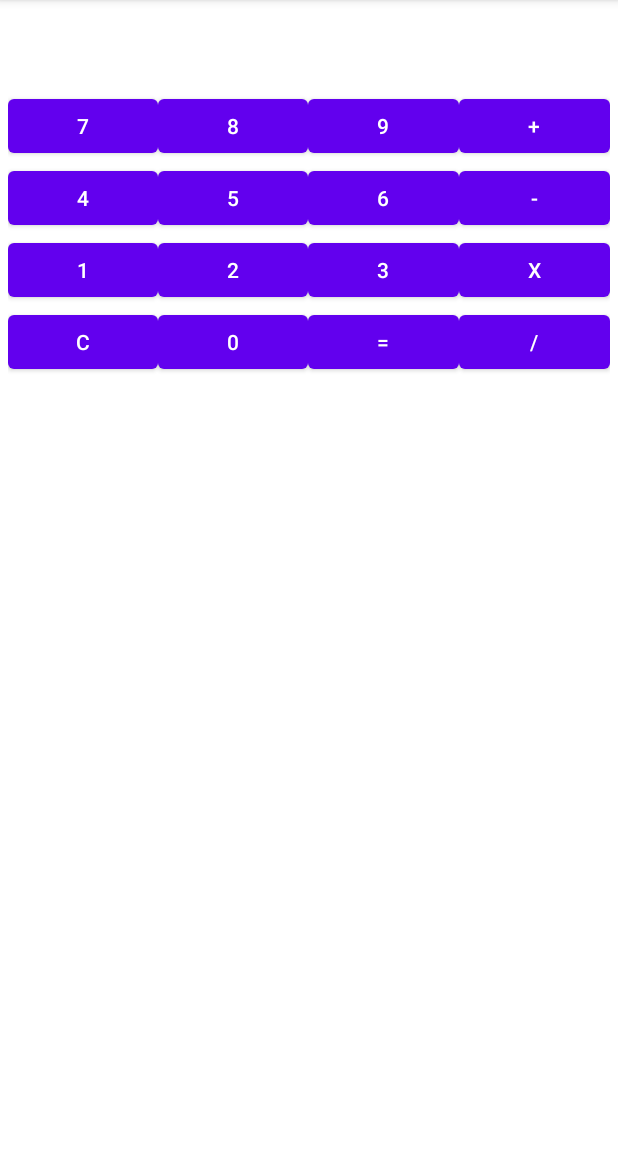
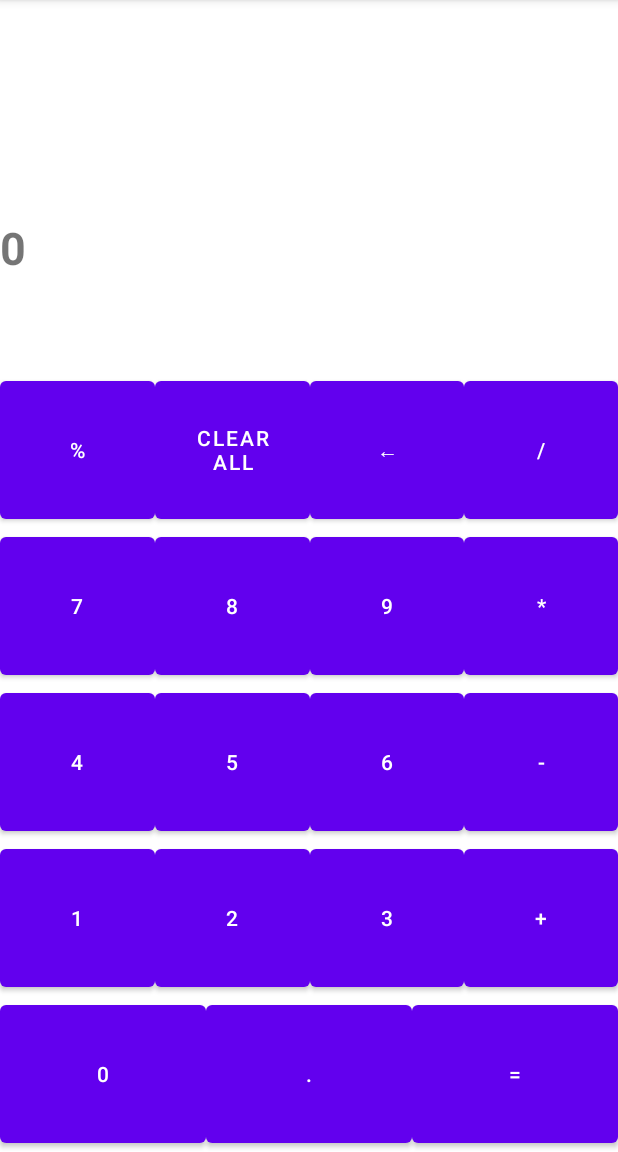
Before and after one commit to Kuugang/CSIT284, an Android app: the CalculatorActivity screen opened directly, with no data from a screen before it, on a phone screen of 412 x 824 dp, the part 84-1236 px from its top. Run offline under Robolectric (Android 15) with nearby library versions, the phone set to English and light mode, and no system bars; Roboto replaces fonts that are not available here.

Commit message:
calculator

```diff
--- a/app/src/main/java/com/example/androidprojectcollection/CalculatorActivity.java
+++ b/app/src/main/java/com/example/androidprojectcollection/CalculatorActivity.java
@@ -6,16 +6,13 @@ import android.os.Bundle;
 import android.view.View;
 import android.widget.Button;
 import android.widget.TextView;
+import android.widget.Toast;
 
 import java.util.ArrayList;
+import java.util.Stack;
 
 public class CalculatorActivity extends AppCompatActivity {
-
     int i;
-    float value1 = 0;
-    float value2 = 0;
-
-
     ArrayList<Button> numbers = new ArrayList<>();
     ArrayList<Button> operations = new ArrayList<>();
 
@@ -28,28 +25,32 @@ public class CalculatorActivity extends AppCompatActivity {
 
 
     public void calculate(){
-        Button clearBtn =  (Button) findViewById(R.id.clearBtn);
-        Button equalBtn =  (Button) findViewById(R.id.equalBtn);
-        TextView result =  (TextView) findViewById(R.id.resultText);
-        value1 = 0;
-        value2 = 0;
-        result.setText("");
+        Button clearBtn =  (Button) findViewById(R.id.btnClearAll);
+        Button equalBtn =  (Button) findViewById(R.id.btnEqual);
+        Button removeBtn =  (Button) findViewById(R.id.btnRemove);
+        Button pointBtn =  (Button) findViewById(R.id.btnPoint);
+        TextView resultText =  (TextView) findViewById(R.id.txtResult);
+        TextView expressionText =  (TextView) findViewById(R.id.txtExpression);
 
-        numbers.add( (Button) findViewById(R.id.zeroBtn));
-        numbers.add( (Button) findViewById(R.id.oneBtn));
-        numbers.add( (Button) findViewById(R.id.twoBtn));
-        numbers.add( (Button) findViewById(R.id.threeBtn));
-        numbers.add( (Button) findViewById(R.id.fourBtn));
-        numbers.add( (Button) findViewById(R.id.fiveBtn));
-        numbers.add( (Button) findViewById(R.id.sixBtn));
-        numbers.add( (Button) findViewById(R.id.sevenBtn));
-        numbers.add( (Button) findViewById(R.id.eighthBtn));
-        numbers.add( (Button) findViewById(R.id.nineBtn));
+        float value1 = 0;
+        float value2 = 0;
 
-        operations.add((Button) findViewById(R.id.plusBtn));
-        operations.add((Button) findViewById(R.id.minusBtn));
-        operations.add((Button) findViewById(R.id.multiplyBtn));
-        operations.add((Button) findViewById(R.id.divideBtn));
+        numbers.add( (Button) findViewById(R.id.btnZero));
+        numbers.add( (Button) findViewById(R.id.btnOne));
+        numbers.add( (Button) findViewById(R.id.btnTwo));
+        numbers.add( (Button) findViewById(R.id.btnThree));
+        numbers.add( (Button) findViewById(R.id.btnFour));
+        numbers.add( (Button) findViewById(R.id.btnFive));
+        numbers.add( (Button) findViewById(R.id.btnSix));
+        numbers.add( (Button) findViewById(R.id.btnSeven));
+        numbers.add( (Button) findViewById(R.id.btnEighth));
+        numbers.add( (Button) findViewById(R.id.btnNine));
+
+        operations.add((Button) findViewById(R.id.btnAdd));
+        operations.add((Button) findViewById(R.id.btnSubtract));
+        operations.add((Button) findViewById(R.id.btnMultiply));
+        operations.add((Button) findViewById(R.id.btnDivide));
+        operations.add((Button) findViewById(R.id.btnModulo));
 
         for(int i = 0; i < numbers.size(); i++){
             numbers.get(i).setOnClickListener(new View.OnClickListener() {
@@ -57,10 +58,28 @@ public class CalculatorActivity extends AppCompatActivity {
                 public void onClick(View view) {
                     Button b = (Button) view;
                     String buttonText = b.getText().toString();
-                    result.append(buttonText);
+                    expressionText.append(buttonText);
                 }
             });
         }
+
+        pointBtn.setOnClickListener(new View.OnClickListener() {
+            @Override
+            public void onClick(View view) {
+                Button b = (Button)view;
+                String buttonText = b.getText().toString();
+                expressionText.append(buttonText);
+            }
+        });
+
+        removeBtn.setOnClickListener(new View.OnClickListener() {
+            @Override
+            public void onClick(View view) {
+                String current = String.valueOf(expressionText.getText());
+                if(current.equals(""))return;
+                expressionText.setText(current.substring(0, current.length() - 1));
+            }
+        });
 
         for(int i = 0; i < operations.size(); i++){
             operations.get(i).setOnClickListener(new View.OnClickListener() {
@@ -68,34 +87,106 @@ public class CalculatorActivity extends AppCompatActivity {
                 public void onClick(View view) {
                     Button b = (Button) view;
                     String buttonText = b.getText().toString();
-                    String current = "" + result.getText();
+                    String current = "" + expressionText.getText();
+
+                    if(current == "") return;
 
                     Character last = current.charAt(current.length() - 1);
-                    if(last == '+' || last == '-' || last == 'X' || last == '/'){
+
+                    if(last == '+' || last == '-' || last == '*' || last == '/' || last == '%'){
                         current = current.substring(0, current.length() - 1) + buttonText;
-                        result.setText(current);
+                        expressionText.setText(current);
                     }else{
-                        result.append(buttonText);
+                        expressionText.append(buttonText);
                     }
                 }
             });
         }
-//        equalBtn.setOnClickListener(new View.OnClickListener() {
-//            @Override
-//            public void onClick(View view) {
-//                String input = "" + result.getText();
-//                value2 = Float.parseFloat(input);
-//
-//                float calculateResult = value1 + value2;
-//                result.setText(calculateResult + "");
-//            }
-//        });
+        equalBtn.setOnClickListener(new View.OnClickListener() {
+            @Override
+            public void onClick(View view) {
+                String expression = expressionText.getText() + "";
+                if(expression.equals(""))return;
+                Stack<Float> operands = new Stack<Float>();
+                Stack<Character> operators = new Stack<Character>();
+
+                for(int i = 0; i < expression.length(); i++){
+                    Character current = expression.charAt(i);
+                    if(Character.isDigit(current) || current == '.'){
+                        StringBuilder sb = new StringBuilder();
+                        while(i < expression.length() && (Character.isDigit(expression.charAt(i)) || expression.charAt(i) == '.')){
+                            sb.append(expression.charAt(i));
+                            i++;
+                        }
+                        i--;
+                        operands.push(Float.parseFloat(sb.toString()));
+                    }else{
+                        while(!operators.isEmpty() && precedence(operators.peek()) >= precedence(current)){
+                            evaluate(operands, operators);
+                        }
+                        operators.push(current);
+                    }
+                }
+                while(!operands.isEmpty() && !operators.isEmpty()){
+                    evaluate(operands, operators);
+                }
+
+                resultText.setText(Float.toString(operands.pop()));
+            }
+        });
 
         clearBtn.setOnClickListener(new View.OnClickListener() {
             @Override
             public void onClick(View view) {
-                result.setText("");
+                expressionText.setText("");
+                resultText.setText("0");
             }
         });
     }
+
+
+    public void evaluate(Stack<Float>operands, Stack<Character>operators){
+        Character operator = operators.pop();
+        Float value2 = operands.pop();
+        Float value1 = operands.pop();
+        float result = 0;
+        switch(operator){
+            case '+':
+                result = value1 + value2;
+                break;
+            case '-':
+                result = value1 - value2;
+                break;
+            case '*':
+                result = value1 * value2;
+                break;
+            case '/':
+                if(value2 == 0)throw new ArithmeticException("Division by zero");
+                result = value1 / value2;
+                break;
+            case '%':
+                result = value1 % value2;
+                break;
+
+        }
+        operands.push(result);
+    }
+
+    public int precedence(Character symbol){
+        switch(symbol){
+            case '^':
+                return 3;
+            case '*':
+            case '/':
+            case '%':
+                return 2;
+            case '+':
+            case '-':
+                    return 1;
+            default:
+                break;
+        }
+        return 0;
+    }
+
 }
--- a/app/src/main/res/layout/activity_calculator.xml
+++ b/app/src/main/res/layout/activity_calculator.xml
@@ -7,172 +7,198 @@
     tools:context=".CalculatorActivity">
 
     <LinearLayout
-        android:id="@+id/resultLayout"
+        android:id="@+id/screen"
         android:layout_width="match_parent"
-        android:layout_height="60dp"
-        android:orientation="horizontal"
-        app:layout_constraintTop_toTopOf="parent">
+        android:layout_height="match_parent"
+        android:orientation="vertical"
+        tools:layout_editor_absoluteX="1dp"
+        tools:layout_editor_absoluteY="1dp">
 
         <TextView
-            android:id="@+id/resultText"
-            android:layout_width="186dp"
-            android:layout_height="40dp"
-            android:layout_marginTop="24dp"
-            android:textAlignment="viewStart" />
+            android:id="@+id/txtExpression"
+            android:layout_width="wrap_content"
+            android:layout_height="0dp"
+            android:layout_weight= "0.7"
+            android:textSize="30sp" />
 
-    </LinearLayout>
-
-    <LinearLayout
-        android:id="@+id/buttonsLayout"
-        android:layout_width="match_parent"
-        android:layout_height="wrap_content"
-        android:layout_marginStart="5dp"
-        android:layout_marginEnd="5dp"
-        android:orientation="vertical"
-        app:layout_constraintEnd_toEndOf="parent"
-        app:layout_constraintStart_toStartOf="parent"
-        app:layout_constraintTop_toBottomOf="@+id/resultLayout">
+        <TextView
+            android:id="@+id/txtResult"
+            android:layout_width="match_parent"
+            android:layout_height="0dp"
+            android:layout_weight="0.5"
+            android:baselineAligned="false"
+            android:text="0"
+            android:textAlignment="textStart"
+            android:textSize="30sp"
+            android:textStyle="bold" />
 
         <LinearLayout
-            android:id="@+id/firstRowLayout"
             android:layout_width="match_parent"
-            android:layout_height="match_parent"
+            android:layout_height="0dp"
+            android:layout_weight= "0.5"
             android:orientation="horizontal">
 
             <Button
-                android:id="@+id/sevenBtn"
-                android:layout_width="wrap_content"
-                android:layout_height="wrap_content"
+                android:id="@+id/btnModulo"
+                android:layout_width="match_parent"
+                android:layout_height="match_parent"
+                android:layout_weight="1"
+                android:text="%" />
+
+            <Button
+                android:id="@+id/btnClearAll"
+                android:layout_width="match_parent"
+                android:layout_height="match_parent"
+                android:layout_weight="1"
+                android:text="Clear All" />
+
+            <Button
+                android:id="@+id/btnRemove"
+                android:layout_width="match_parent"
+                android:layout_height="match_parent"
+                android:layout_weight="1"
+                android:text="←" />
+
+            <Button
+                android:id="@+id/btnDivide"
+                android:layout_width="match_parent"
+                android:layout_height="match_parent"
+                android:layout_weight="1"
+                android:text="/" />
+        </LinearLayout>
+
+        <LinearLayout
+            android:layout_width="match_parent"
+            android:layout_height="0dp"
+            android:layout_weight= "0.5"
+            android:orientation="horizontal">
+
+            <Button
+                android:id="@+id/btnSeven"
+                android:layout_width="match_parent"
+                android:layout_height="match_parent"
                 android:layout_weight="1"
                 android:text="7" />
 
             <Button
-                android:id="@+id/eighthBtn"
-                android:layout_width="wrap_content"
-                android:layout_height="wrap_content"
+                android:id="@+id/btnEighth"
+                android:layout_width="match_parent"
+                android:layout_height="match_parent"
                 android:layout_weight="1"
                 android:text="8" />
 
             <Button
-                android:id="@+id/nineBtn"
-                android:layout_width="wrap_content"
-                android:layout_height="wrap_content"
+                android:id="@+id/btnNine"
+                android:layout_width="match_parent"
+                android:layout_height="match_parent"
                 android:layout_weight="1"
                 android:text="9" />
 
             <Button
-                android:id="@+id/plusBtn"
-                android:layout_width="wrap_content"
-                android:layout_height="wrap_content"
+                android:id="@+id/btnMultiply"
+                android:layout_width="match_parent"
+                android:layout_height="match_parent"
+                android:layout_weight="1"
+                android:text="*" />
+        </LinearLayout>
+
+        <LinearLayout
+            android:layout_width="match_parent"
+            android:layout_height="0dp"
+            android:layout_weight= "0.5"
+            android:orientation="horizontal">
+
+            <Button
+                android:id="@+id/btnFour"
+                android:layout_width="match_parent"
+                android:layout_height="match_parent"
+                android:layout_weight="1"
+                android:text="4" />
+
+            <Button
+                android:id="@+id/btnFive"
+                android:layout_width="match_parent"
+                android:layout_height="match_parent"
+                android:layout_weight="1"
+                android:text="5" />
+
+            <Button
+                android:id="@+id/btnSix"
+                android:layout_width="match_parent"
+                android:layout_height="match_parent"
+                android:layout_weight="1"
+                android:text="6" />
+
+            <Button
+                android:id="@+id/btnSubtract"
+                android:layout_width="match_parent"
+                android:layout_height="match_parent"
+                android:layout_weight="1"
+                android:text="-" />
+        </LinearLayout>
+
+        <LinearLayout
+            android:layout_width="match_parent"
+            android:layout_height="0dp"
+            android:layout_weight= "0.5"
+            android:orientation="horizontal">
+
+            <Button
+                android:id="@+id/btnOne"
+                android:layout_width="match_parent"
+                android:layout_height="match_parent"
+                android:layout_weight="1"
+                android:text="1" />
+
+            <Button
+                android:id="@+id/btnTwo"
+                android:layout_width="match_parent"
+                android:layout_height="match_parent"
+                android:layout_weight="1"
+                android:text="2" />
+
+            <Button
+                android:id="@+id/btnThree"
+                android:layout_width="match_parent"
+                android:layout_height="match_parent"
+                android:layout_weight="1"
+                android:text="3" />
+
+            <Button
+                android:id="@+id/btnAdd"
+                android:layout_width="match_parent"
+                android:layout_height="match_parent"
                 android:layout_weight="1"
                 android:text="+" />
         </LinearLayout>
 
         <LinearLayout
-            android:id="@+id/secondRowLayout"
             android:layout_width="match_parent"
-            android:layout_height="match_parent"
+            android:layout_height="0dp"
+            android:layout_weight= "0.5"
             android:orientation="horizontal">
 
             <Button
-                android:id="@+id/fourBtn"
-                android:layout_width="wrap_content"
-                android:layout_height="wrap_content"
-                android:layout_weight="1"
-                android:text="4" />
-
-            <Button
-                android:id="@+id/fiveBtn"
-                android:layout_width="wrap_content"
-                android:layout_height="wrap_content"
-                android:layout_weight="1"
-                android:text="5" />
-
-            <Button
-                android:id="@+id/sixBtn"
-                android:layout_width="wrap_content"
-                android:layout_height="wrap_content"
-                android:layout_weight="1"
-                android:text="6" />
-
-            <Button
-                android:id="@+id/minusBtn"
-                android:layout_width="wrap_content"
-                android:layout_height="wrap_content"
-                android:layout_weight="1"
-                android:text="-" />
-        </LinearLayout>
-
-        <LinearLayout
-            android:id="@+id/thirdRowLayout"
-            android:layout_width="match_parent"
-            android:layout_height="match_parent"
-            android:orientation="horizontal">
-
-            <Button
-                android:id="@+id/oneBtn"
-                android:layout_width="wrap_content"
-                android:layout_height="wrap_content"
-                android:layout_weight="1"
-                android:text="1" />
-
-            <Button
-                android:id="@+id/twoBtn"
-                android:layout_width="wrap_content"
-                android:layout_height="wrap_content"
-                android:layout_weight="1"
-                android:text="2" />
-
-            <Button
-                android:id="@+id/threeBtn"
-                android:layout_width="wrap_content"
-                android:layout_height="wrap_content"
-                android:layout_weight="1"
-                android:text="3" />
-
-            <Button
-                android:id="@+id/multiplyBtn"
-                android:layout_width="wrap_content"
-                android:layout_height="wrap_content"
-                android:layout_weight="1"
-                android:text="X" />
-        </LinearLayout>
-
-        <LinearLayout
-            android:id="@+id/fourthRowLayout"
-            android:layout_width="match_parent"
-            android:layout_height="match_parent"
-            android:orientation="horizontal">
-
-            <Button
-                android:id="@+id/clearBtn"
-                android:layout_width="wrap_content"
-                android:layout_height="wrap_content"
-                android:layout_weight="1"
-                android:text="C" />
-
-            <Button
-                android:id="@+id/zeroBtn"
-                android:layout_width="wrap_content"
-                android:layout_height="wrap_content"
+                android:id="@+id/btnZero"
+                android:layout_width="match_parent"
+                android:layout_height="match_parent"
                 android:layout_weight="1"
                 android:text="0" />
 
             <Button
-                android:id="@+id/equalBtn"
-                android:layout_width="wrap_content"
-                android:layout_height="wrap_content"
+                android:id="@+id/btnPoint"
+                android:layout_width="match_parent"
+                android:layout_height="match_parent"
+                android:layout_weight="1"
+                android:text="." />
+
+            <Button
+                android:id="@+id/btnEqual"
+                android:layout_width="match_parent"
+                android:layout_height="match_parent"
                 android:layout_weight="1"
                 android:text="=" />
-
-            <Button
-                android:id="@+id/divideBtn"
-                android:layout_width="wrap_content"
-                android:layout_height="wrap_content"
-                android:layout_weight="1"
-                android:text="/" />
         </LinearLayout>
-
     </LinearLayout>
 
 </androidx.constraintlayout.widget.ConstraintLayout>
```
